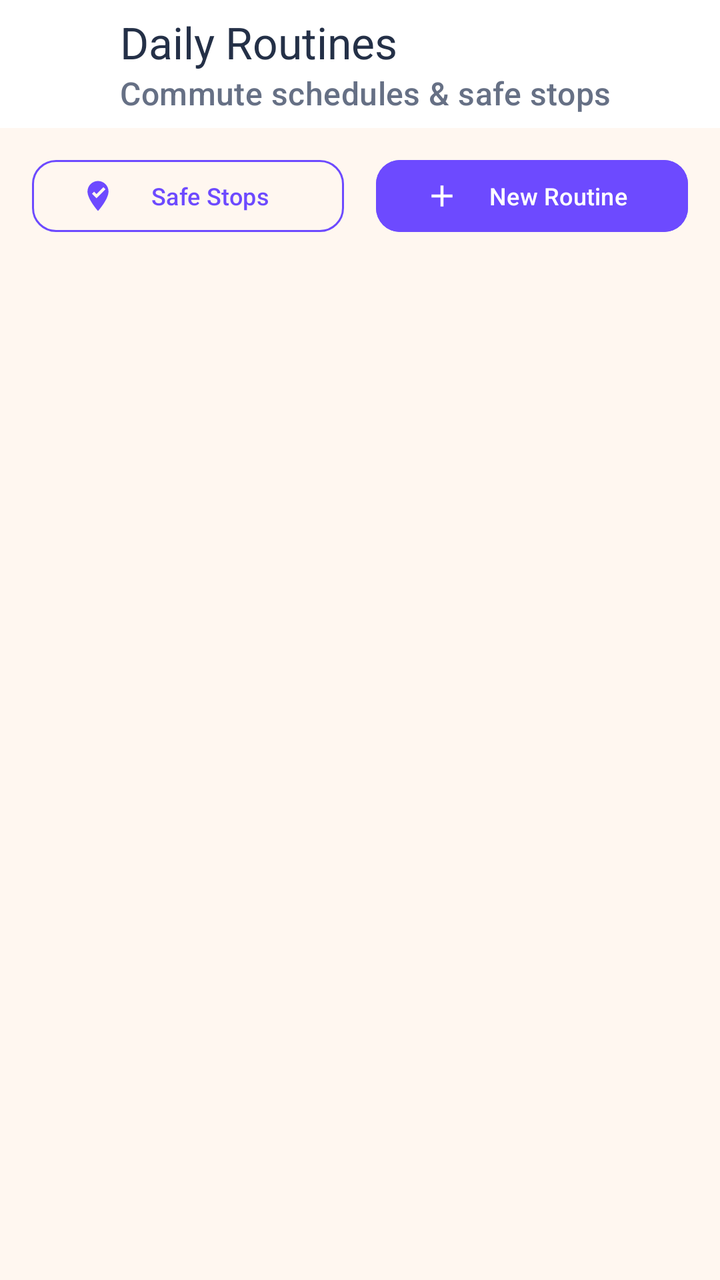
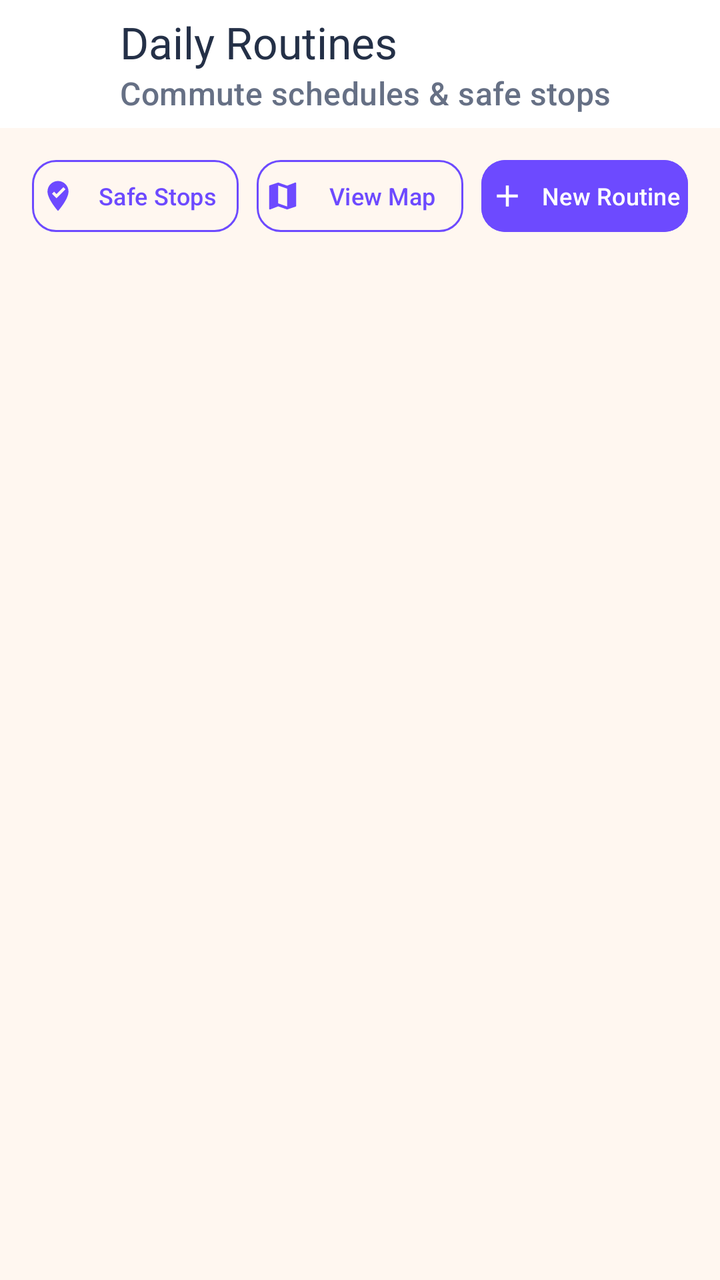

Screens rendered from an Android XML layout before and after an edit, with the pre-edit source and the edit as a unified diff.
<!-- AndroidManifest.xml: application theme Theme.EmpowHer -->
<!-- res/layout/activity_routine.xml -->
<?xml version="1.0" encoding="utf-8"?>
<androidx.coordinatorlayout.widget.CoordinatorLayout xmlns:android="http://schemas.android.com/apk/res/android"
    xmlns:app="http://schemas.android.com/apk/res-auto"
    xmlns:tools="http://schemas.android.com/tools"
    android:layout_width="match_parent"
    android:layout_height="match_parent"
    android:background="@color/woshield_bg">

    <com.google.android.material.appbar.AppBarLayout
        android:layout_width="match_parent"
        android:layout_height="wrap_content"
        android:background="@color/woshield_card_bg"
        app:elevation="2dp">

        <androidx.appcompat.widget.Toolbar
            android:id="@+id/toolbar_routines"
            android:layout_width="match_parent"
            android:layout_height="?attr/actionBarSize"
            app:navigationIcon="@drawable/ic_arrow_back"
            app:title="Daily Routines"
            app:titleTextColor="@color/text_primary"
            app:subtitle="Commute schedules &amp; safe stops"
            app:subtitleTextColor="@color/text_secondary" />
    </com.google.android.material.appbar.AppBarLayout>

    <LinearLayout
        android:layout_width="match_parent"
        android:layout_height="match_parent"
        android:orientation="vertical"
        app:layout_behavior="@string/appbar_scrolling_view_behavior">

        
        <LinearLayout
            android:layout_width="match_parent"
            android:layout_height="wrap_content"
            android:gravity="center_vertical"
            android:orientation="horizontal"
            android:paddingHorizontal="16dp"
            android:paddingVertical="12dp">

            <com.google.android.material.button.MaterialButton
                android:id="@+id/btn_nav_safe_stops"
                style="@style/Widget.Material3.Button.OutlinedButton"
                android:layout_width="0dp"
                android:layout_height="wrap_content"
                android:layout_marginEnd="8dp"
                android:layout_weight="1"
                android:minHeight="44dp"
                android:text="Safe Stops"
                android:textColor="@color/deep_purple"
                android:textSize="12sp"
                app:cornerRadius="12dp"
                app:icon="@drawable/ic_safe_stop"
                app:iconTint="@color/deep_purple"
                app:strokeColor="@color/deep_purple" />

            <com.google.android.material.button.MaterialButton
                android:id="@+id/btn_add_routine"
                style="@style/Widget.Material3.Button"
                android:layout_width="0dp"
                android:layout_height="wrap_content"
                android:layout_marginStart="8dp"
                android:layout_weight="1"
                android:backgroundTint="@color/deep_purple"
                android:minHeight="44dp"
                android:text="New Routine"
                android:textColor="@color/white"
                android:textSize="12sp"
                app:cornerRadius="12dp"
                app:icon="@drawable/ic_add"
                app:iconTint="@color/white" />
        </LinearLayout>

        
        <ProgressBar
            android:id="@+id/progress_routines"
            android:layout_width="wrap_content"
            android:layout_height="wrap_content"
            android:layout_gravity="center"
            android:layout_marginTop="32dp"
            android:indeterminateTint="@color/deep_purple"
            android:visibility="gone" />

        
        <com.google.android.material.card.MaterialCardView
            android:id="@+id/card_empty_routines"
            android:layout_width="match_parent"
            android:layout_height="wrap_content"
            android:layout_margin="16dp"
            android:visibility="gone"
            app:cardBackgroundColor="@color/woshield_card_bg"
            app:cardCornerRadius="18dp"
            app:cardElevation="1dp"
            app:strokeColor="@color/card_stroke"
            app:strokeWidth="1dp">

            <LinearLayout
                android:layout_width="match_parent"
                android:layout_height="wrap_content"
                android:gravity="center"
                android:orientation="vertical"
                android:padding="28dp">

                <ImageView
                    android:layout_width="56dp"
                    android:layout_height="56dp"
                    android:contentDescription="No Routines"
                    android:src="@drawable/ic_routine"
                    app:tint="@color/deep_purple" />

                <TextView
                    android:layout_width="wrap_content"
                    android:layout_height="wrap_content"
                    android:layout_marginTop="14dp"
                    android:fontFamily="sans-serif-medium"
                    android:text="No Daily Routines Configured"
                    android:textColor="@color/text_primary"
                    android:textSize="16sp" />

                <TextView
                    android:layout_width="wrap_content"
                    android:layout_height="wrap_content"
                    android:layout_marginTop="6dp"
                    android:fontFamily="sans-serif"
                    android:gravity="center"
                    android:lineSpacingExtra="2dp"
                    android:text="Set up your recurring commute to college, office, or gym. Attach safe stops along the way and configure departure and arrival reminders."
                    android:textColor="@color/text_secondary"
                    android:textSize="13sp" />

                <com.google.android.material.button.MaterialButton
                    android:id="@+id/btn_empty_create_routine"
                    style="@style/Widget.Material3.Button"
                    android:layout_width="wrap_content"
                    android:layout_height="wrap_content"
                    android:layout_marginTop="18dp"
                    android:backgroundTint="@color/deep_purple"
                    android:text="Create First Routine"
                    android:textColor="@color/white"
                    app:cornerRadius="12dp"
                    app:icon="@drawable/ic_add"
                    app:iconTint="@color/white" />
            </LinearLayout>
        </com.google.android.material.card.MaterialCardView>

        
        <androidx.recyclerview.widget.RecyclerView
            android:id="@+id/rv_routines"
            android:layout_width="match_parent"
            android:layout_height="match_parent"
            android:clipToPadding="false"
            android:paddingBottom="24dp"
            tools:listitem="@layout/item_routine" />
    </LinearLayout>

</androidx.coordinatorlayout.widget.CoordinatorLayout>
<!-- res/layout/item_routine.xml (included above) -->
<?xml version="1.0" encoding="utf-8"?>
<com.google.android.material.card.MaterialCardView xmlns:android="http://schemas.android.com/apk/res/android"
    xmlns:app="http://schemas.android.com/apk/res-auto"
    android:layout_width="match_parent"
    android:layout_height="wrap_content"
    android:layout_marginHorizontal="16dp"
    android:layout_marginVertical="7dp"
    app:cardBackgroundColor="@color/woshield_card_bg"
    app:cardCornerRadius="18dp"
    app:cardElevation="2dp"
    app:strokeColor="@color/card_stroke"
    app:strokeWidth="1dp">

    <LinearLayout
        android:layout_width="match_parent"
        android:layout_height="wrap_content"
        android:orientation="vertical"
        android:padding="16dp">

        
        <LinearLayout
            android:layout_width="match_parent"
            android:layout_height="wrap_content"
            android:gravity="center_vertical"
            android:orientation="horizontal">

            <com.google.android.material.card.MaterialCardView
                android:id="@+id/card_routine_category"
                android:layout_width="wrap_content"
                android:layout_height="wrap_content"
                app:cardBackgroundColor="@color/light_lavender"
                app:cardCornerRadius="8dp"
                app:cardElevation="0dp">

                <TextView
                    android:id="@+id/tv_routine_category"
                    android:layout_width="wrap_content"
                    android:layout_height="wrap_content"
                    android:fontFamily="sans-serif-medium"
                    android:paddingHorizontal="9dp"
                    android:paddingVertical="4dp"
                    android:text="COMMUTE"
                    android:textColor="@color/deep_purple"
                    android:textSize="11sp" />
            </com.google.android.material.card.MaterialCardView>

            <View
                android:layout_width="0dp"
                android:layout_height="1dp"
                android:layout_weight="1" />

            <com.google.android.material.switchmaterial.SwitchMaterial
                android:id="@+id/switch_routine_enabled"
                android:layout_width="wrap_content"
                android:layout_height="wrap_content"
                android:minHeight="40dp" />

            <ImageView
                android:id="@+id/btn_edit_routine"
                android:layout_width="36dp"
                android:layout_height="36dp"
                android:layout_marginStart="4dp"
                android:background="?attr/selectableItemBackgroundBorderless"
                android:clickable="true"
                android:contentDescription="Edit Routine"
                android:focusable="true"
                android:padding="6dp"
                android:src="@drawable/ic_edit"
                app:tint="@color/text_secondary" />

            <ImageView
                android:id="@+id/btn_delete_routine"
                android:layout_width="36dp"
                android:layout_height="36dp"
                android:layout_marginStart="4dp"
                android:background="?attr/selectableItemBackgroundBorderless"
                android:clickable="true"
                android:contentDescription="Delete Routine"
                android:focusable="true"
                android:padding="6dp"
                android:src="@drawable/ic_delete"
                app:tint="@color/status_emergency" />
        </LinearLayout>

        
        <TextView
            android:id="@+id/tv_routine_title"
            android:layout_width="match_parent"
            android:layout_height="wrap_content"
            android:layout_marginTop="10dp"
            android:fontFamily="sans-serif-medium"
            android:text="Morning Campus Commute"
            android:textColor="@color/text_primary"
            android:textSize="17sp" />

        
        <LinearLayout
            android:layout_width="match_parent"
            android:layout_height="wrap_content"
            android:layout_marginTop="8dp"
            android:orientation="vertical">

            
            <LinearLayout
                android:layout_width="match_parent"
                android:layout_height="wrap_content"
                android:gravity="center_vertical"
                android:orientation="horizontal">

                <View
                    android:layout_width="8dp"
                    android:layout_height="8dp"
                    android:layout_marginStart="2dp"
                    android:layout_marginEnd="8dp"
                    android:background="@drawable/shape_dot_purple" />

                <TextView
                    android:id="@+id/tv_routine_start"
                    android:layout_width="0dp"
                    android:layout_height="wrap_content"
                    android:layout_weight="1"
                    android:fontFamily="sans-serif"
                    android:text="Home (Residency)"
                    android:textColor="@color/text_secondary"
                    android:textSize="13sp"
                    android:maxLines="2"
                    android:ellipsize="end" />
            </LinearLayout>

            
            <LinearLayout
                android:layout_width="match_parent"
                android:layout_height="wrap_content"
                android:layout_marginTop="5dp"
                android:gravity="center_vertical"
                android:orientation="horizontal">

                <ImageView
                    android:layout_width="12dp"
                    android:layout_height="12dp"
                    android:layout_marginStart="0dp"
                    android:layout_marginEnd="6dp"
                    android:contentDescription="To Destination"
                    android:src="@drawable/ic_location_pin"
                    app:tint="@color/deep_purple" />

                <TextView
                    android:id="@+id/tv_routine_destination"
                    android:layout_width="0dp"
                    android:layout_height="wrap_content"
                    android:layout_weight="1"
                    android:fontFamily="sans-serif-medium"
                    android:text="Engineering Campus"
                    android:textColor="@color/text_primary"
                    android:textSize="13sp"
                    android:maxLines="2"
                    android:ellipsize="end" />
            </LinearLayout>
        </LinearLayout>


        
        <LinearLayout
            android:layout_width="match_parent"
            android:layout_height="wrap_content"
            android:layout_marginTop="10dp"
            android:gravity="center_vertical"
            android:orientation="horizontal">

            <LinearLayout
                android:layout_width="wrap_content"
                android:layout_height="wrap_content"
                android:background="@drawable/rounded_corner"
                android:backgroundTint="@color/light_lavender"
                android:gravity="center_vertical"
                android:paddingHorizontal="10dp"
                android:paddingVertical="5dp">

                <ImageView
                    android:layout_width="14dp"
                    android:layout_height="14dp"
                    android:contentDescription="Time"
                    android:src="@drawable/ic_time"
                    app:tint="@color/deep_purple" />

                <TextView
                    android:id="@+id/tv_routine_times"
                    android:layout_width="wrap_content"
                    android:layout_height="wrap_content"
                    android:layout_marginStart="5dp"
                    android:fontFamily="sans-serif-medium"
                    android:text="08:30 AM → 09:15 AM"
                    android:textColor="@color/deep_purple"
                    android:textSize="12sp" />
            </LinearLayout>

            <TextView
                android:id="@+id/tv_routine_duration"
                android:layout_width="wrap_content"
                android:layout_height="wrap_content"
                android:layout_marginStart="8dp"
                android:fontFamily="sans-serif"
                android:text="(45 mins)"
                android:textColor="@color/text_secondary"
                android:textSize="12sp" />
        </LinearLayout>

        
        <LinearLayout
            android:layout_width="match_parent"
            android:layout_height="wrap_content"
            android:layout_marginTop="12dp"
            android:gravity="center_vertical"
            android:orientation="horizontal">

            <TextView
                android:id="@+id/tv_routine_days"
                android:layout_width="0dp"
                android:layout_height="wrap_content"
                android:layout_weight="1"
                android:fontFamily="sans-serif"
                android:text="Weekdays (Mon - Fri)"
                android:textColor="@color/text_secondary"
                android:textSize="12sp" />

            <TextView
                android:id="@+id/tv_routine_safe_stops_count"
                android:layout_width="wrap_content"
                android:layout_height="wrap_content"
                android:background="@drawable/rounded_corner"
                android:backgroundTint="@color/status_safe_bg"
                android:fontFamily="sans-serif-medium"
                android:paddingHorizontal="8dp"
                android:paddingVertical="3dp"
                android:text="2 Safe Stops"
                android:textColor="@color/status_safe"
                android:textSize="11sp" />
        </LinearLayout>

    </LinearLayout>
</com.google.android.material.card.MaterialCardView>
<!-- resources referenced by this layout -->
<resources>
  <color name="card_stroke">#E7E2EC</color>
  <color name="deep_purple">#6D4AFF</color>
  <color name="light_lavender">#F0ECFF</color>
  <color name="status_emergency">#C62828</color>
  <color name="status_safe">#16845B</color>
  <color name="status_safe_bg">#EAF7EE</color>
  <color name="text_primary">#243047</color>
  <color name="text_secondary">#667085</color>
  <color name="white">#FFFFFF</color>
  <color name="woshield_bg">#FFF7F0</color>
  <color name="woshield_card_bg">#FFFFFF</color>
  <!-- drawable ic_add (drawable) -->
  <vector xmlns:android="http://schemas.android.com/apk/res/android"
      android:width="24dp"
      android:height="24dp"
      android:viewportWidth="24"
      android:viewportHeight="24">
      <path
          android:fillColor="#FFFFFFFF"
          android:pathData="M19,13h-6v6h-2v-6H5v-2h6V5h2v6h6v2z" />
  </vector>
  <!-- drawable ic_arrow_back (drawable) -->
  <vector xmlns:android="http://schemas.android.com/apk/res/android"
      android:width="24dp"
      android:height="24dp"
      android:viewportWidth="24"
      android:viewportHeight="24"
      android:tint="#FFFFFF">
    <path
        android:fillColor="@android:color/white"
        android:pathData="M20,11H7.83l5.59,-5.59L12,4l-8,8 8,8 1.41,-1.41L7.83,13H20v-2z"/>
  </vector>
  <!-- drawable ic_delete (drawable) -->
  <vector xmlns:android="http://schemas.android.com/apk/res/android"
      android:width="24dp"
      android:height="24dp"
      android:viewportWidth="24"
      android:viewportHeight="24">
      <path
          android:fillColor="#FFB42318"
          android:pathData="M6,19c0,1.1 0.9,2 2,2h8c1.1,0 2,-0.9 2,-2V7H6v12zM19,4h-3.5l-1,-1h-5l-1,1H5v2h14V4z" />
  </vector>
  <!-- drawable ic_safe_stop (drawable) -->
  <vector xmlns:android="http://schemas.android.com/apk/res/android"
      android:width="24dp"
      android:height="24dp"
      android:viewportWidth="24"
      android:viewportHeight="24">
      <path
          android:fillColor="#FF18794E"
          android:pathData="M12,2C8.13,2 5,5.13 5,9c0,5.25 7,13 7,13s7,-7.75 7,-13C19,5.13 15.87,2 12,2zm-1,11.5l-3,-3 1.41,-1.41L11,10.67l4.59,-4.59L17,7.5l-6,6z" />
  </vector>
  <!-- drawable rounded_corner (drawable) -->
  <?xml version="1.0" encoding="utf-8"?>
  <shape xmlns:android="http://schemas.android.com/apk/res/android"
      android:shape="rectangle">
      <corners android:radius="24dp"/>
      <stroke android:width="1dip" android:color="@color/white"/>
  
  </shape>
  <!-- drawable shape_dot_purple (drawable) -->
  <?xml version="1.0" encoding="utf-8"?>
  <shape xmlns:android="http://schemas.android.com/apk/res/android"
      android:shape="oval">
      <solid android:color="@color/deep_purple" />
      <size
          android:width="8dp"
          android:height="8dp" />
  </shape>
  <style name="Theme.EmpowHer" parent="Base.Theme.EmpowHer" />
  <color name="royal_violet">#6D4AFF</color>
  <style name="Widget.Woshield.Card" parent="Widget.Material3.CardView.Elevated">
          <item name="cardCornerRadius">@dimen/radius_card</item>
          <item name="cardElevation">@dimen/elevation_card</item>
          <item name="strokeWidth">1dp</item>
          <item name="strokeColor">@color/subtle_border</item>
          <item name="cardBackgroundColor">@color/woshield_card_bg</item>
      </style>
  <dimen name="radius_card">16dp</dimen>
  <dimen name="elevation_card">2dp</dimen>
  <color name="subtle_border">#E7E2EC</color>
  <!-- unchanged entries left out for length: 5 -->
</resources>

<!-- the commit's change to res/layout/activity_routine.xml (unified diff, before → after) -->
@@ -43,9 +43,10 @@
                 style="@style/Widget.Material3.Button.OutlinedButton"
                 android:layout_width="0dp"
                 android:layout_height="wrap_content"
-                android:layout_marginEnd="8dp"
+                android:layout_marginEnd="6dp"
                 android:layout_weight="1"
                 android:minHeight="44dp"
+                android:paddingHorizontal="4dp"
                 android:text="Safe Stops"
                 android:textColor="@color/deep_purple"
                 android:textSize="12sp"
@@ -55,14 +56,32 @@
                 app:strokeColor="@color/deep_purple" />
 
             <com.google.android.material.button.MaterialButton
+                android:id="@+id/btn_view_map"
+                style="@style/Widget.Material3.Button.OutlinedButton"
+                android:layout_width="0dp"
+                android:layout_height="wrap_content"
+                android:layout_marginHorizontal="3dp"
+                android:layout_weight="1"
+                android:minHeight="44dp"
+                android:paddingHorizontal="4dp"
+                android:text="View Map"
+                android:textColor="@color/deep_purple"
+                android:textSize="12sp"
+                app:cornerRadius="12dp"
+                app:icon="@drawable/maps_icon"
+                app:iconTint="@color/deep_purple"
+                app:strokeColor="@color/deep_purple" />
+
+            <com.google.android.material.button.MaterialButton
                 android:id="@+id/btn_add_routine"
                 style="@style/Widget.Material3.Button"
                 android:layout_width="0dp"
                 android:layout_height="wrap_content"
-                android:layout_marginStart="8dp"
+                android:layout_marginStart="6dp"
                 android:layout_weight="1"
                 android:backgroundTint="@color/deep_purple"
                 android:minHeight="44dp"
+                android:paddingHorizontal="4dp"
                 android:text="New Routine"
                 android:textColor="@color/white"
                 android:textSize="12sp"
@@ -213,6 +232,19 @@
                 android:minHeight="40dp" />
 
             <ImageView
+                android:id="@+id/btn_map_routine"
+                android:layout_width="36dp"
+                android:layout_height="36dp"
+                android:layout_marginStart="4dp"
+                android:background="?attr/selectableItemBackgroundBorderless"
+                android:clickable="true"
+                android:contentDescription="View Route on Map"
+                android:focusable="true"
+                android:padding="6dp"
+                android:src="@drawable/maps_icon"
+                app:tint="@color/deep_purple" />
+
+            <ImageView
                 android:id="@+id/btn_edit_routine"
                 android:layout_width="36dp"
                 android:layout_height="36dp"
<!-- resource entries referenced after the edit -->
@@ -52,6 +52,12 @@
           android:fillColor="#FF18794E"
           android:pathData="M12,2C8.13,2 5,5.13 5,9c0,5.25 7,13 7,13s7,-7.75 7,-13C19,5.13 15.87,2 12,2zm-1,11.5l-3,-3 1.41,-1.41L11,10.67l4.59,-4.59L17,7.5l-6,6z" />
   </vector>
+  <!-- drawable maps_icon (drawable) -->
+  <vector android:height="24dp" android:tint="#000000"
+      android:viewportHeight="24" android:viewportWidth="24"
+      android:width="24dp" xmlns:android="http://schemas.android.com/apk/res/android">
+      <path android:fillColor="@android:color/white" android:pathData="M20.5,3l-0.16,0.03L15,5.1 9,3 3.36,4.9c-0.21,0.07 -0.36,0.25 -0.36,0.48V20.5c0,0.28 0.22,0.5 0.5,0.5l0.16,-0.03L9,18.9l6,2.1 5.64,-1.9c0.21,-0.07 0.36,-0.25 0.36,-0.48V3.5c0,-0.28 -0.22,-0.5 -0.5,-0.5zM15,19l-6,-2.11V5l6,2.11V19z"/>
+  </vector>
   <!-- drawable rounded_corner (drawable) -->
   <?xml version="1.0" encoding="utf-8"?>
   <shape xmlns:android="http://schemas.android.com/apk/res/android"
